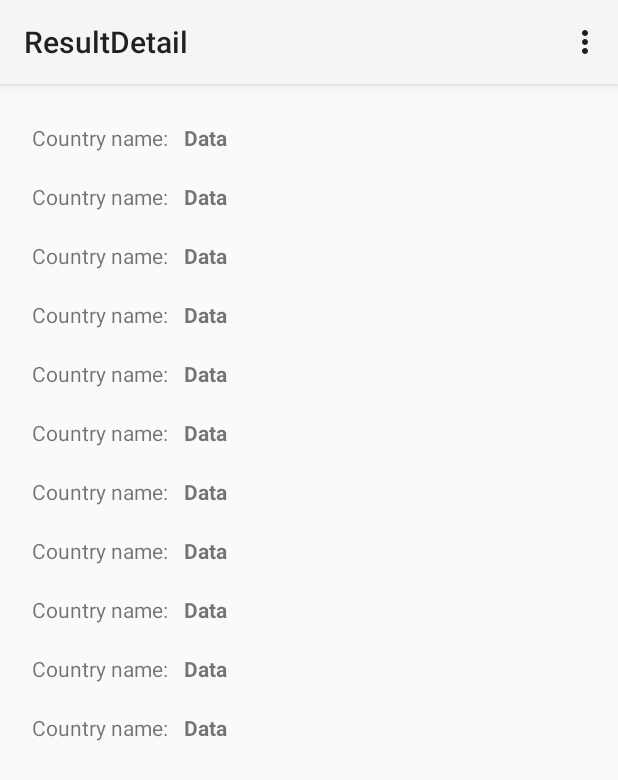
After one commit to AndersLarsen/Landinfo, an Android app: the ResultDetail screen opened directly, with no data from a screen before it, on a phone screen of 412 x 824 dp. The commit adds this screen. Shown: the top 780 px of the screen. Run offline under Robolectric (Android 15) with nearby library versions, the phone set to English and light mode, and no system bars; 2 statements that could not run were skipped.

Commit message:
Result Detail klar

```diff
--- a/app/src/main/AndroidManifest.xml
+++ b/app/src/main/AndroidManifest.xml
@@ -26,7 +26,11 @@
             android:name=".Result"
             android:label="@string/title_activity_result" >
         </activity>
-        <activity android:name=".Detail"></activity>
+        <activity android:name=".Detail" />
+        <activity
+            android:name=".ResultDetail"
+            android:label="@string/title_activity_result_detail" >
+        </activity>
     </application>
 
 </manifest>
--- a/app/src/main/java/net/landinfogruppen/landinfo/Detail.java
+++ b/app/src/main/java/net/landinfogruppen/landinfo/Detail.java
@@ -33,7 +33,6 @@ public class Detail extends Activity {
 
         Intent intent = getIntent();
         String selectedFromList = intent.getStringExtra(Result.EXTRA_LANDSRC);
-
         GetDetailData getDetailData = new GetDetailData();
         getDetailData.execute(selectedFromList);
     }
--- a/app/src/main/java/net/landinfogruppen/landinfo/Result.java
+++ b/app/src/main/java/net/landinfogruppen/landinfo/Result.java
@@ -29,8 +29,10 @@ import java.util.ArrayList;
 public class Result extends Activity {
 
     private ArrayAdapter<String> landDataAdapter;
-    String landName;
+    private String landName;
     public final static String EXTRA_LANDSRC = "net.landinfogruppen.landinfo.MESSAGE";
+    public final static String EXTRA_LANDDATA = "net.landinfogruppen.landingo.LANDDATA";
+    private String landDataJsonStr = null;
 
 
     @Override
@@ -54,10 +56,10 @@ public class Result extends Activity {
             @Override
             public void onItemClick(AdapterView<?> parent, View view, int position, long id) {
 
-                Intent intent = new Intent(Result.this,Detail.class);
+                Intent intent = new Intent(Result.this,ResultDetail.class);
                 String selectedFromList = (String) listView.getItemAtPosition(position);
                 intent.putExtra(EXTRA_LANDSRC, selectedFromList);
-                Log.d("Selected from list" , selectedFromList);
+                intent.putExtra(EXTRA_LANDDATA, landDataJsonStr);
                 startActivity(intent);
 
             }
@@ -77,7 +79,6 @@ public class Result extends Activity {
             String landSrc = params[0];
             HttpURLConnection urlConnection = null;
             BufferedReader reader = null;
-            String landDataJsonStr = null;
             JSONArray landArray = null;
             try {
                 URL url = new URL("http://restcountries.eu/rest/v1/name/"+landSrc);
@@ -130,7 +131,6 @@ public class Result extends Activity {
         protected void onPostExecute(JSONArray landArray) {
             //super.onPostExecute(landArray);
             if (landArray != null){
-
                 Log.d("landArray.length: ",Integer.toString(landArray.length()));
                 String[] resultStr = new String[landArray.length()];
                 for (int i = 0; i<landArray.length();i++){
--- /dev/null
+++ b/app/src/main/java/net/landinfogruppen/landinfo/ResultDetail.java
@@ -0,0 +1,126 @@
+package net.landinfogruppen.landinfo;
+
+import android.app.Activity;
+import android.content.Intent;
+import android.os.Bundle;
+import android.util.Log;
+import android.view.Menu;
+import android.view.MenuItem;
+import android.widget.TextView;
+
+import org.json.JSONArray;
+import org.json.JSONException;
+import org.json.JSONObject;
+
+
+public class ResultDetail extends Activity {
+
+    @Override
+    protected void onCreate(Bundle savedInstanceState) {
+        super.onCreate(savedInstanceState);
+        setContentView(R.layout.activity_result_detail);
+
+        Intent intent = getIntent();
+        String selectedFromList = intent.getStringExtra(Result.EXTRA_LANDSRC);
+        String landDataJsonStr = intent.getStringExtra(Result.EXTRA_LANDDATA);
+        try {
+            JSONArray jsonArray = new JSONArray(landDataJsonStr);
+            String landName;
+            String nativeName;
+            String capital;
+            String region;
+            String subregion;
+            String population;
+            String area;
+            String demonym;
+            String callingCodes;
+            String currencies;
+            String topLevelDomain;
+
+            for (int i = 0; i<jsonArray.length();i++){
+                try {
+                    JSONObject land = jsonArray.getJSONObject(i);
+                    landName = land.getString("name");
+                    Log.d("ResultDetail: Selected from list" , selectedFromList);
+                    Log.d("ResultDetail: LandName!!!!: ",landName);
+                    if (landName.equals(selectedFromList)){
+                        nativeName = land.getString("nativeName");
+                        demonym = land.getString("demonym");
+                        capital = land.getString("capital");
+                        region = land.getString("region");
+                        subregion = land.getString("subregion");
+                        population = land.getString("population");
+                        area = land.getString("area");
+                        callingCodes = land.getString("callingCodes");
+                        currencies = land.getString("currencies");
+                        topLevelDomain = land.getString("topLevelDomain");
+
+                        TextView textView = (TextView) findViewById(R.id.textview_name);
+                        textView.setText(landName);
+
+                        TextView textView1 = (TextView) findViewById(R.id.textview_native_name);
+                        textView1.setText(nativeName);
+
+                        TextView textView2 = (TextView) findViewById(R.id.textview_demonym);
+                        textView2.setText(demonym);
+
+                        TextView textView3 = (TextView) findViewById(R.id.textview_capital);
+                        textView3.setText(capital);
+
+                        TextView textView4 = (TextView) findViewById(R.id.textview_region);
+                        textView4.setText(region);
+
+                        TextView textView5 = (TextView) findViewById(R.id.textview_subregion);
+                        textView5.setText(subregion);
+
+                        TextView textView6 = (TextView) findViewById(R.id.textview_population);
+                        textView6.setText(population);
+
+                        TextView textView7 = (TextView) findViewById(R.id.textview_area);
+                        textView7.setText(area);
+
+                        TextView textView8 = (TextView) findViewById(R.id.textview_calling_code);
+                        textView8.setText(callingCodes);
+
+                        TextView textView9 = (TextView) findViewById(R.id.textview_currencies);
+                        textView9.setText(currencies);
+
+                        TextView textView10 = (TextView) findViewById(R.id.textview_top_level_domain);
+                        textView10.setText(topLevelDomain);
+                    }
+                    //resultStr[i] = landName;
+
+                } catch (JSONException e) {
+                    e.printStackTrace();
+                }
+            }
+
+
+
+        } catch (JSONException e) {
+            e.printStackTrace();
+        }
+
+
+    }
+
+
+    @Override
+    public boolean onCreateOptionsMenu(Menu menu) {
+        // Inflate the menu; this adds items to the action bar if it is present.
+        getMenuInflater().inflate(R.menu.result_detail, menu);
+        return true;
+    }
+
+    @Override
+    public boolean onOptionsItemSelected(MenuItem item) {
+        // Handle action bar item clicks here. The action bar will
+        // automatically handle clicks on the Home/Up button, so long
+        // as you specify a parent activity in AndroidManifest.xml.
+        int id = item.getItemId();
+        if (id == R.id.action_settings) {
+            return true;
+        }
+        return super.onOptionsItemSelected(item);
+    }
+}
--- /dev/null
+++ b/app/src/main/res/layout/activity_result_detail.xml
@@ -0,0 +1,282 @@
+<RelativeLayout xmlns:android="http://schemas.android.com/apk/res/android"
+    xmlns:tools="http://schemas.android.com/tools"
+    android:layout_width="match_parent"
+    android:layout_height="match_parent"
+    android:paddingLeft="@dimen/activity_horizontal_margin"
+    android:paddingRight="@dimen/activity_horizontal_margin"
+    android:paddingTop="@dimen/activity_vertical_margin"
+    android:paddingBottom="@dimen/activity_vertical_margin"
+    tools:context="net.landinfogruppen.landinfo.ResultDetail">
+
+    <TableLayout
+        android:layout_width="fill_parent"
+        android:layout_height="fill_parent"
+        android:layout_alignParentTop="true"
+        android:layout_alignParentLeft="true"
+        android:layout_alignParentStart="true">
+
+        <TableRow
+            android:layout_width="fill_parent"
+            android:layout_height="fill_parent">
+
+            <TextView
+                android:layout_width="wrap_content"
+                android:layout_height="wrap_content"
+                android:text="@string/name_label"
+                android:id="@+id/textView"
+                android:paddingLeft="5dp"
+                android:paddingRight="10dp"
+                android:paddingBottom="10dp"
+                android:paddingTop="10dp" />
+
+            <TextView
+                android:layout_width="wrap_content"
+                android:layout_height="wrap_content"
+                android:text="Data"
+                android:id="@+id/textview_name"
+                android:paddingTop="10dp"
+                android:paddingBottom="10dp"
+                android:textStyle="bold" />
+        </TableRow>
+
+        <TableRow
+            android:layout_width="fill_parent"
+            android:layout_height="fill_parent">
+
+            <TextView
+                android:layout_width="wrap_content"
+                android:layout_height="wrap_content"
+                android:text="@string/name_label"
+                android:id="@+id/textView1"
+                android:paddingLeft="5dp"
+                android:paddingRight="10dp"
+                android:paddingBottom="10dp"
+                android:paddingTop="10dp" />
+
+            <TextView
+                android:layout_width="wrap_content"
+                android:layout_height="wrap_content"
+                android:text="Data"
+                android:id="@+id/textview_native_name"
+                android:paddingTop="10dp"
+                android:paddingBottom="10dp"
+                android:textStyle="bold" />
+            </TableRow>
+
+        <TableRow
+            android:layout_width="fill_parent"
+            android:layout_height="fill_parent">
+
+            <TextView
+                android:layout_width="wrap_content"
+                android:layout_height="wrap_content"
+                android:text="@string/name_label"
+                android:id="@+id/textView2"
+                android:paddingLeft="5dp"
+                android:paddingRight="10dp"
+                android:paddingBottom="10dp"
+                android:paddingTop="10dp" />
+
+            <TextView
+                android:layout_width="wrap_content"
+                android:layout_height="wrap_content"
+                android:text="Data"
+                android:id="@+id/textview_demonym"
+                android:paddingTop="10dp"
+                android:paddingBottom="10dp"
+                android:textStyle="bold" />
+            </TableRow>
+
+        <TableRow
+            android:layout_width="fill_parent"
+            android:layout_height="fill_parent">
+
+            <TextView
+                android:layout_width="wrap_content"
+                android:layout_height="wrap_content"
+                android:text="@string/name_label"
+                android:id="@+id/textView3"
+                android:paddingLeft="5dp"
+                android:paddingRight="10dp"
+                android:paddingBottom="10dp"
+                android:paddingTop="10dp" />
+
+            <TextView
+                android:layout_width="wrap_content"
+                android:layout_height="wrap_content"
+                android:text="Data"
+                android:id="@+id/textview_capital"
+                android:paddingTop="10dp"
+                android:paddingBottom="10dp"
+                android:textStyle="bold" />
+            </TableRow>
+
+        <TableRow
+            android:layout_width="fill_parent"
+            android:layout_height="fill_parent">
+
+            <TextView
+                android:layout_width="wrap_content"
+                android:layout_height="wrap_content"
+                android:text="@string/name_label"
+                android:id="@+id/textView4"
+                android:paddingLeft="5dp"
+                android:paddingRight="10dp"
+                android:paddingBottom="10dp"
+                android:paddingTop="10dp" />
+
+            <TextView
+                android:layout_width="wrap_content"
+                android:layout_height="wrap_content"
+                android:text="Data"
+                android:id="@+id/textview_region"
+                android:paddingTop="10dp"
+                android:paddingBottom="10dp"
+                android:textStyle="bold" />
+            </TableRow>
+
+        <TableRow
+            android:layout_width="fill_parent"
+            android:layout_height="fill_parent">
+
+            <TextView
+                android:layout_width="wrap_content"
+                android:layout_height="wrap_content"
+                android:text="@string/name_label"
+                android:id="@+id/textView5"
+                android:paddingLeft="5dp"
+                android:paddingRight="10dp"
+                android:paddingBottom="10dp"
+                android:paddingTop="10dp" />
+
+            <TextView
+                android:layout_width="wrap_content"
+                android:layout_height="wrap_content"
+                android:text="Data"
+                android:id="@+id/textview_subregion"
+                android:paddingTop="10dp"
+                android:paddingBottom="10dp"
+                android:textStyle="bold" />
+            </TableRow>
+
+        <TableRow
+            android:layout_width="fill_parent"
+            android:layout_height="fill_parent">
+
+            <TextView
+                android:layout_width="wrap_content"
+                android:layout_height="wrap_content"
+                android:text="@string/name_label"
+                android:id="@+id/textView6"
+                android:paddingLeft="5dp"
+                android:paddingRight="10dp"
+                android:paddingBottom="10dp"
+                android:paddingTop="10dp" />
+
+            <TextView
+                android:layout_width="wrap_content"
+                android:layout_height="wrap_content"
+                android:text="Data"
+                android:id="@+id/textview_population"
+                android:paddingTop="10dp"
+                android:paddingBottom="10dp"
+                android:textStyle="bold" />
+            </TableRow>
+
+        <TableRow
+            android:layout_width="fill_parent"
+            android:layout_height="fill_parent">
+
+            <TextView
+                android:layout_width="wrap_content"
+                android:layout_height="wrap_content"
+                android:text="@string/name_label"
+                android:id="@+id/textView7"
+                android:paddingLeft="5dp"
+                android:paddingRight="10dp"
+                android:paddingBottom="10dp"
+                android:paddingTop="10dp" />
+
+            <TextView
+                android:layout_width="wrap_content"
+                android:layout_height="wrap_content"
+                android:text="Data"
+                android:id="@+id/textview_area"
+                android:paddingTop="10dp"
+                android:paddingBottom="10dp"
+                android:textStyle="bold" />
+            </TableRow>
+
+        <TableRow
+            android:layout_width="fill_parent"
+            android:layout_height="fill_parent">
+
+            <TextView
+                android:layout_width="wrap_content"
+                android:layout_height="wrap_content"
+                android:text="@string/name_label"
+                android:id="@+id/textView8"
+                android:paddingLeft="5dp"
+                android:paddingRight="10dp"
+                android:paddingBottom="10dp"
+                android:paddingTop="10dp" />
+
+            <TextView
+                android:layout_width="wrap_content"
+                android:layout_height="wrap_content"
+                android:text="Data"
+                android:id="@+id/textview_calling_code"
+                android:paddingTop="10dp"
+                android:paddingBottom="10dp"
+                android:textStyle="bold" />
+            </TableRow>
+
+        <TableRow
+            android:layout_width="fill_parent"
+            android:layout_height="fill_parent">
+
+            <TextView
+                android:layout_width="wrap_content"
+                android:layout_height="wrap_content"
+                android:text="@string/name_label"
+                android:id="@+id/textView9"
+                android:paddingLeft="5dp"
+                android:paddingRight="10dp"
+                android:paddingBottom="10dp"
+                android:paddingTop="10dp" />
+
+            <TextView
+                android:layout_width="wrap_content"
+                android:layout_height="wrap_content"
+                android:text="Data"
+                android:id="@+id/textview_currencies"
+                android:paddingTop="10dp"
+                android:paddingBottom="10dp"
+                android:textStyle="bold" />
+            </TableRow>
+
+        <TableRow
+            android:layout_width="fill_parent"
+            android:layout_height="fill_parent">
+
+            <TextView
+                android:layout_width="wrap_content"
+                android:layout_height="wrap_content"
+                android:text="@string/name_label"
+                android:id="@+id/textView10"
+                android:paddingLeft="5dp"
+                android:paddingRight="10dp"
+                android:paddingBottom="10dp"
+                android:paddingTop="10dp" />
+
+            <TextView
+                android:layout_width="wrap_content"
+                android:layout_height="wrap_content"
+                android:text="Data"
+                android:id="@+id/textview_top_level_domain"
+                android:paddingTop="10dp"
+                android:paddingBottom="10dp"
+                android:textStyle="bold" />
+        </TableRow>
+    </TableLayout>
+</RelativeLayout>
--- /dev/null
+++ b/app/src/main/res/menu/result_detail.xml
@@ -0,0 +1,8 @@
+<menu xmlns:android="http://schemas.android.com/apk/res/android"
+    xmlns:tools="http://schemas.android.com/tools"
+    tools:context="net.landinfogruppen.landinfo.ResultDetail" >
+    <item android:id="@+id/action_settings"
+        android:title="@string/action_settings"
+        android:orderInCategory="100"
+        android:showAsAction="never" />
+</menu>
--- a/app/src/main/res/values/strings.xml
+++ b/app/src/main/res/values/strings.xml
@@ -9,5 +9,17 @@
     <string name="btntxt">Søk</string>
     <string name="title_activity_result">Result</string>
     <string name="title_activity_json_results">JsonResults</string>
+    <string name="title_activity_result_detail">ResultDetail</string>
+    <string name="name_label">Country name:</string>
+    <string name="native_name_label">Native name:</string>
+    <string name="demonym_name_label">Demonym:</string>
+    <string name="capital_label">Captal:</string>
+    <string name="region_label">Region:</string>
+    <string name="subregion_label">Subregion:</string>
+    <string name="population_label">Population:</string>
+    <string name="area_label">Area:</string>
+    <string name="calling_code_label">Calling Code:</string>
+    <string name="currency_label">Currency:</string>
+    <string name="top_level_domain_label">Top Level Domain:</string>
 
 </resources>
```
